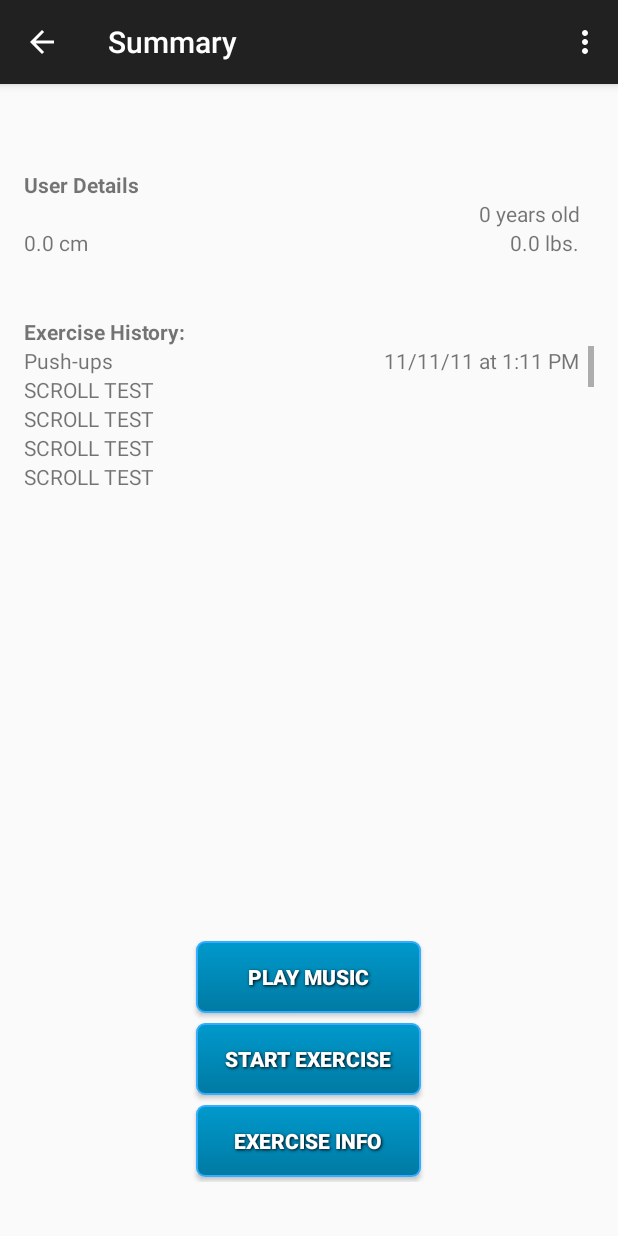
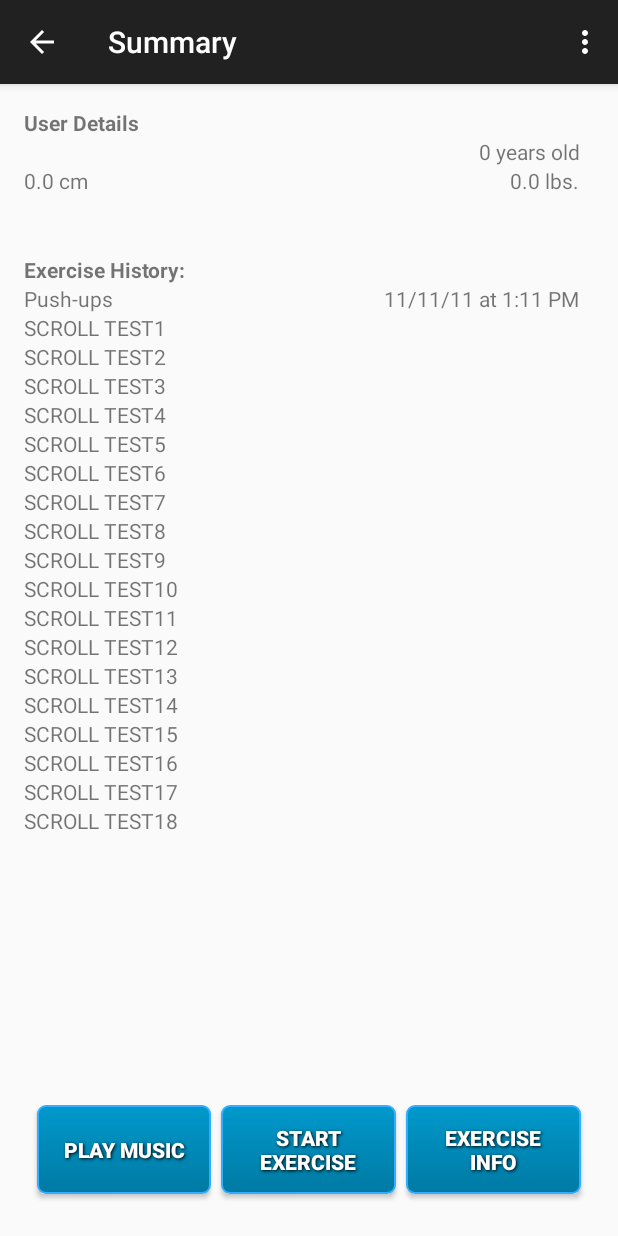
Before and after one commit to brandt1990/ProjectFittness, an Android app: the AboutActivity screen opened directly, with no data from a screen before it, in the options menu, after a tap on "User Summary", on a phone screen of 412 x 824 dp. Run offline under Robolectric (Android 15) with nearby library versions, the phone set to English and light mode, and no system bars; libraries missing offline, so code that uses them is left out: com.readystatesoftware.sqliteasset; 4 statements that could not run were skipped.

Commit message:
user summary redesigned string resources extracted from menus and buttons help updated

```diff
--- a/app/src/main/res/layout/activity_user_summary.xml
+++ b/app/src/main/res/layout/activity_user_summary.xml
@@ -17,10 +17,11 @@
         <LinearLayout
             android:id="@+id/linearLayout"
             android:layout_width="match_parent"
-            android:layout_height="wrap_content"
+            android:layout_height="fill_parent"
             android:gravity="center"
             android:minHeight="300dp"
-            android:orientation="vertical">
+            android:orientation="vertical"
+            android:layout_above="@+id/linearLayout2">
 
             <TableLayout
                 android:layout_width="match_parent"
@@ -112,7 +113,7 @@
             <ScrollView
                 android:id="@+id/scrollView"
                 android:layout_width="fill_parent"
-                android:layout_height="100dp">
+                android:layout_height="fill_parent">
 
                 <TableLayout
                     android:layout_width="match_parent"
@@ -156,7 +157,7 @@
                         <TextView
                             android:layout_width="wrap_content"
                             android:layout_height="wrap_content"
-                            android:text="SCROLL TEST" />
+                            android:text="SCROLL TEST1" />
                     </TableRow>
 
                     <TableRow
@@ -166,7 +167,7 @@
                         <TextView
                             android:layout_width="wrap_content"
                             android:layout_height="wrap_content"
-                            android:text="SCROLL TEST" />
+                            android:text="SCROLL TEST2" />
                     </TableRow>
 
                     <TableRow
@@ -176,7 +177,7 @@
                         <TextView
                             android:layout_width="wrap_content"
                             android:layout_height="wrap_content"
-                            android:text="SCROLL TEST" />
+                            android:text="SCROLL TEST3" />
                     </TableRow>
 
                     <TableRow
@@ -186,7 +187,7 @@
                         <TextView
                             android:layout_width="wrap_content"
                             android:layout_height="wrap_content"
-                            android:text="SCROLL TEST" />
+                            android:text="SCROLL TEST4" />
                     </TableRow>
 
                     <TableRow
@@ -196,7 +197,7 @@
                         <TextView
                             android:layout_width="wrap_content"
                             android:layout_height="wrap_content"
-                            android:text="SCROLL TEST" />
+                            android:text="SCROLL TEST5" />
                     </TableRow>
 
                     <TableRow
@@ -206,7 +207,7 @@
                         <TextView
                             android:layout_width="wrap_content"
                             android:layout_height="wrap_content"
-                            android:text="SCROLL TEST" />
+                            android:text="SCROLL TEST6" />
                     </TableRow>
 
                     <TableRow
@@ -216,7 +217,7 @@
                         <TextView
                             android:layout_width="wrap_content"
                             android:layout_height="wrap_content"
-                            android:text="SCROLL TEST" />
+                            android:text="SCROLL TEST7" />
                     </TableRow>
 
                     <TableRow
@@ -226,7 +227,7 @@
                         <TextView
                             android:layout_width="wrap_content"
                             android:layout_height="wrap_content"
-                            android:text="SCROLL TEST" />
+                            android:text="SCROLL TEST8" />
                     </TableRow>
 
                     <TableRow
@@ -236,7 +237,7 @@
                         <TextView
                             android:layout_width="wrap_content"
                             android:layout_height="wrap_content"
-                            android:text="SCROLL TEST" />
+                            android:text="SCROLL TEST9" />
                     </TableRow>
 
                     <TableRow
@@ -246,7 +247,7 @@
                         <TextView
                             android:layout_width="wrap_content"
                             android:layout_height="wrap_content"
-                            android:text="SCROLL TEST" />
+                            android:text="SCROLL TEST10" />
                     </TableRow>
 
                     <TableRow
@@ -256,7 +257,7 @@
                         <TextView
                             android:layout_width="wrap_content"
                             android:layout_height="wrap_content"
-                            android:text="SCROLL TEST" />
+                            android:text="SCROLL TEST11" />
                     </TableRow>
 
                     <TableRow
@@ -266,7 +267,7 @@
                         <TextView
                             android:layout_width="wrap_content"
                             android:layout_height="wrap_content"
-                            android:text="SCROLL TEST" />
+                            android:text="SCROLL TEST12" />
                     </TableRow>
 
                     <TableRow
@@ -276,7 +277,7 @@
                         <TextView
                             android:layout_width="wrap_content"
                             android:layout_height="wrap_content"
-                            android:text="SCROLL TEST" />
+                            android:text="SCROLL TEST13" />
                     </TableRow>
 
                     <TableRow
@@ -286,7 +287,7 @@
                         <TextView
                             android:layout_width="wrap_content"
                             android:layout_height="wrap_content"
-                            android:text="SCROLL TEST" />
+                            android:text="SCROLL TEST14" />
                     </TableRow>
 
                     <TableRow
@@ -296,7 +297,7 @@
                         <TextView
                             android:layout_width="wrap_content"
                             android:layout_height="wrap_content"
-                            android:text="SCROLL TEST" />
+                            android:text="SCROLL TEST15" />
                     </TableRow>
 
                     <TableRow
@@ -306,7 +307,7 @@
                         <TextView
                             android:layout_width="wrap_content"
                             android:layout_height="wrap_content"
-                            android:text="SCROLL TEST" />
+                            android:text="SCROLL TEST16" />
                     </TableRow>
 
                     <TableRow
@@ -316,7 +317,7 @@
                         <TextView
                             android:layout_width="wrap_content"
                             android:layout_height="wrap_content"
-                            android:text="SCROLL TEST" />
+                            android:text="SCROLL TEST17" />
                     </TableRow>
 
                     <TableRow
@@ -326,7 +327,7 @@
                         <TextView
                             android:layout_width="wrap_content"
                             android:layout_height="wrap_content"
-                            android:text="SCROLL TEST" />
+                            android:text="SCROLL TEST18" />
                     </TableRow>
                 </TableLayout>
             </ScrollView>
@@ -337,36 +338,41 @@
             android:layout_height="wrap_content"
             android:layout_alignParentBottom="true"
             android:layout_alignParentStart="true"
-            android:orientation="vertical"
-            android:padding="20dp">
+            android:orientation="horizontal"
+            android:padding="5dp"
+            android:id="@+id/linearLayout2"
+            android:gravity="center_horizontal">
 
             <Button
                 android:id="@+id/btnPlayMusic"
                 style="@style/button_text"
-                android:layout_width="150dp"
+                android:layout_width="0dp"
+                android:layout_height="fill_parent"
+                android:layout_gravity="center_horizontal"
+                android:background="@drawable/custom_button"
+                android:text="@string/button_play_music"
+                android:onClick="onClickPlayMusic"
+                android:layout_weight="1" />
+            <Button
+                android:id="@+id/btnExerciseEntry"
+                style="@style/button_text"
+                android:layout_width="0dp"
+                android:layout_height="fill_parent"
+                android:layout_gravity="center_horizontal"
+                android:background="@drawable/custom_button"
+                android:text="@string/button_start_exercise"
+                android:onClick="onClickExerciseEntry"
+                android:layout_weight="1" />
+            <Button
+                android:id="@+id/btnExerciseInfo"
+                style="@style/button_text"
+                android:layout_width="0dp"
                 android:layout_height="wrap_content"
                 android:layout_gravity="center_horizontal"
                 android:background="@drawable/custom_button"
-                android:text="Play Music"
-                android:onClick="onClickPlayMusic" />
-            <Button
-                android:id="@+id/btnExerciseEntry"
-                style="@style/button_text"
-                android:layout_width="150dp"
-                android:layout_height="wrap_content"
-                android:layout_gravity="center_horizontal"
-                android:background="@drawable/custom_button"
-                android:text="Start Exercise"
-                android:onClick="onClickExerciseEntry" />
-            <Button
-                android:id="@+id/btnExerciseInfo"
-                style="@style/button_text"
-                android:layout_width="150dp"
-                android:layout_height="wrap_content"
-                android:layout_gravity="center_horizontal"
-                android:background="@drawable/custom_button"
-                android:text="Exercise Info"
-                android:onClick="onClickExerciseInfo" />
+                android:text="@string/button_exercise_info"
+                android:onClick="onClickExerciseInfo"
+                android:layout_weight="1" />
         </LinearLayout>
 
     </RelativeLayout>
--- a/app/src/main/res/menu/menu_about.xml
+++ b/app/src/main/res/menu/menu_about.xml
@@ -5,21 +5,21 @@
     <item
         android:id="@+id/action_summary"
         android:orderInCategory="100"
-        android:title="User Summary"
+        android:title="@string/menu_user_summary"
         app:showAsAction="never" />
     <item
         android:id="@+id/action_settings"
         android:orderInCategory="200"
-        android:title="User Edit"
+        android:title="@string/menu_user_edit"
         app:showAsAction="never" />
     <item
         android:id="@+id/action_help"
         android:orderInCategory="300"
-        android:title="Help"
+        android:title="@string/menu_help"
         app:showAsAction="never" />
     <item
         android:id="@+id/action_about"
         android:orderInCategory="400"
-        android:title="About"
+        android:title="@string/menu_about"
         app:showAsAction="never" />
 </menu>
--- a/app/src/main/res/menu/menu_user_summary.xml
+++ b/app/src/main/res/menu/menu_user_summary.xml
@@ -5,21 +5,21 @@
     <item
         android:id="@+id/action_summary"
         android:orderInCategory="100"
-        android:title="User Summary"
+        android:title="@string/menu_user_summary"
         app:showAsAction="never" />
     <item
         android:id="@+id/action_settings"
         android:orderInCategory="200"
-        android:title="User Edit"
+        android:title="@string/menu_user_edit"
         app:showAsAction="never" />
     <item
         android:id="@+id/action_help"
         android:orderInCategory="300"
-        android:title="Help"
+        android:title="@string/menu_help"
         app:showAsAction="never" />
     <item
         android:id="@+id/action_about"
         android:orderInCategory="400"
-        android:title="About"
+        android:title="@string/menu_about"
         app:showAsAction="never" />
 </menu>
--- a/app/src/main/res/values/strings.xml
+++ b/app/src/main/res/values/strings.xml
@@ -6,6 +6,13 @@
     <string name="title_activity_workout">Workout</string>
     <string name="title_activity_help">Help</string>
     <string name="title_activity_about">AboutActivity</string>
-    <color name="white">#FFFFFF</color>
 
+    <string name="hello_world">Hello world!</string>
+    <string name="menu_user_summary">User Summary</string>
+    <string name="menu_user_edit">User Edit</string>
+    <string name="menu_help">Help</string>
+    <string name="menu_about">About</string>
+    <string name="button_exercise_info">Exercise Info</string>
+    <string name="button_start_exercise">Start Exercise</string>
+    <string name="button_play_music">Play Music</string>
 </resources>
```
Also changed, not shown: app/src/main/res/layout/activity_help.xml (+64 -0 lines), app/src/main/res/menu/menu_help.xml (+4 -4 lines), app/src/main/res/menu/menu_main.xml (+4 -4 lines), app/src/main/res/menu/menu_userentry.xml (+4 -4 lines), app/src/main/res/menu/menu_workout.xml (+4 -4 lines).
